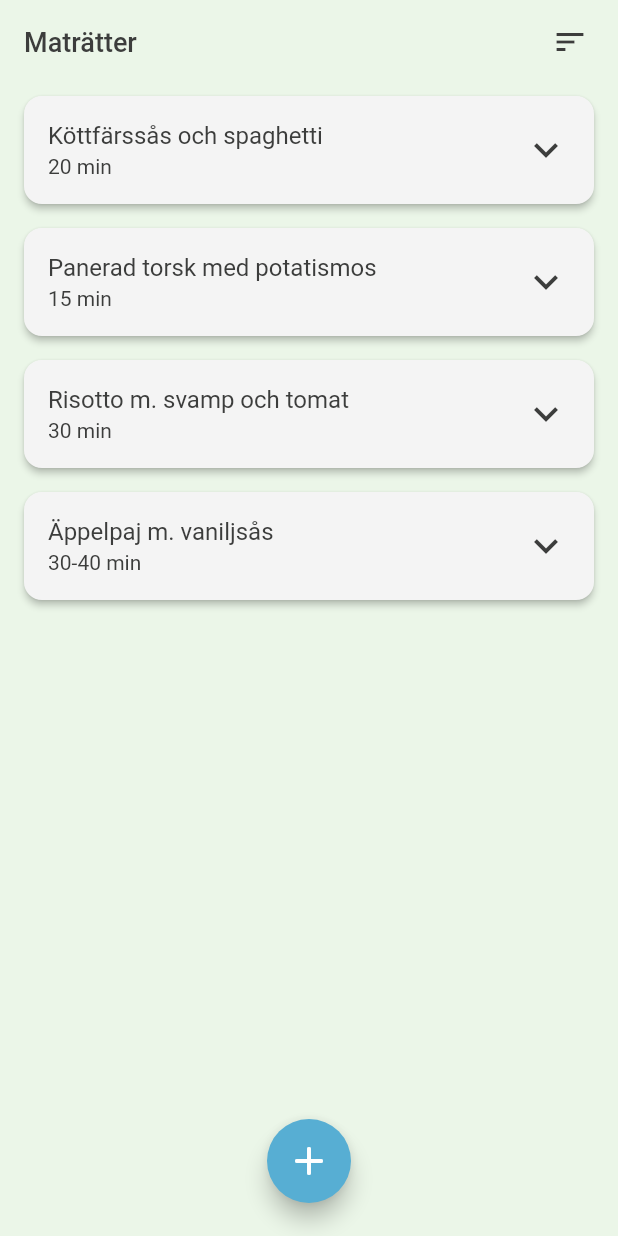
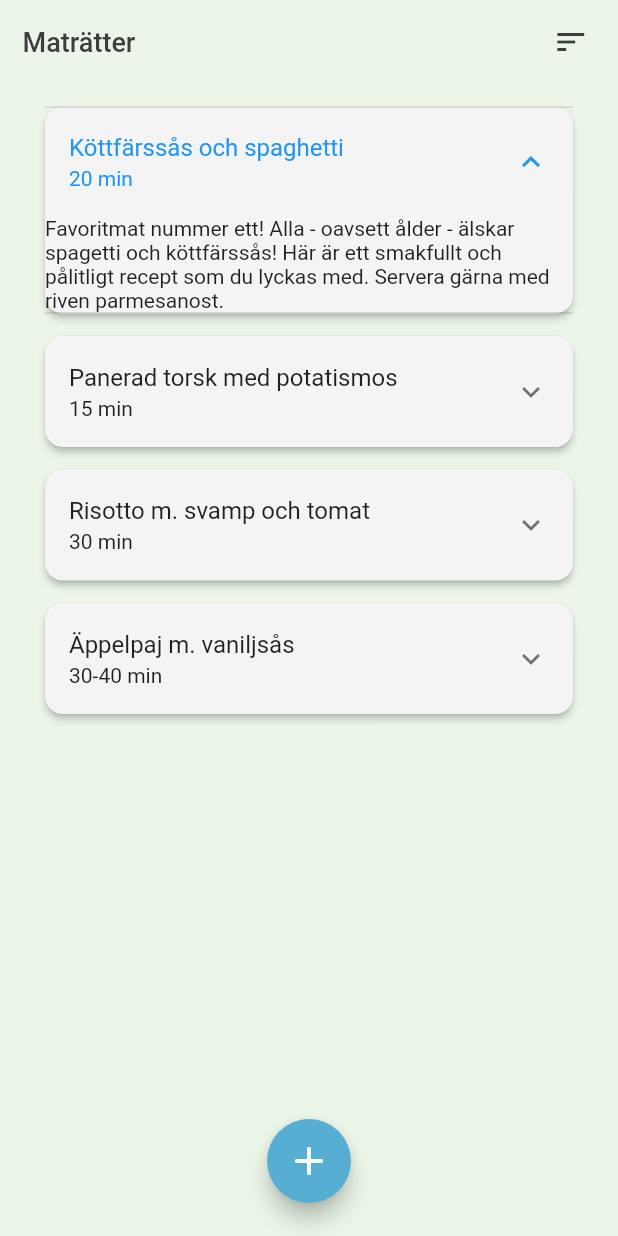
Before and after one commit to gustavAlbrekts0n/matapp, a Flutter app: the screen it shows after launch, after a tap on "Köttfärssås och spaghetti", on a phone screen of 412 x 824 dp. Run offline on Flutter 3.47's test engine with Material 2 defaults, Android fonts, the phone set to English and light mode, and no system bars; our stand-ins replace expandable; Roboto replaces fonts that are missing (Roboto-Bold).

Commit message:
Expandable list tiles etc :) <3

```diff
--- a/lib/pages/home.dart
+++ b/lib/pages/home.dart
@@ -1,5 +1,6 @@
 import 'package:flutter/material.dart';
 import 'package:matapp/services/dish.dart';
+import 'package:expandable/expandable.dart';
 
 class Home extends StatefulWidget {
   const Home({Key? key}) : super(key: key);
@@ -14,13 +15,13 @@ class _HomeState extends State<Home> {
   final colorGray = Color.fromRGBO(60, 61, 60, 1.0);
   final colorBlue = Color.fromRGBO(87, 174, 211, 1.0);
 
-  final cardMargin = 8.0;
+  final cardMargin = 7.5;
 
   List<Dish> dishes = [
-    Dish(name: "Köttfärssås och spaghetti", time: "20 min"),
-    Dish(name: "Panerad torsk med potatismos", time: "15 min"),
-    Dish(name: "Risotto m. svamp och tomat", time: "30 min"),
-    Dish(name: "Äppelpaj m. vaniljsås", time: "30-40 min"),
+    Dish(name: "Köttfärssås och spaghetti", time: "20 min", desc: "Favoritmat nummer ett! Alla - oavsett ålder - älskar spagetti och köttfärssås! Här är ett smakfullt och pålitligt recept som du lyckas med. Servera gärna med riven parmesanost."),
+    Dish(name: "Panerad torsk med potatismos", time: "15 min", desc: "Fisk är både gott och nyttigt! Extra smarrig blir fisken med en god panering och ett krämigt mos till. Servera med kokt broccoli som fortfarande får behålla lite krispighet och lite citron att pressa på toppen."),
+    Dish(name: "Risotto m. svamp och tomat", time: "30 min", desc: "En riktigt krämig risotto med goda smaker av svamp, spenat och tomat. Följ det här receptet och du har alla chanser att lyckas med en perfekt kokt risotto med stor krämighet och det perfekta lilla tuggmotståndet. När du lärt dig grunden är det lätt att variera din risotto med andra smaker."),
+    Dish(name: "Äppelpaj m. vaniljsås", time: "30-40 min", desc: "En klassisk knäckig äppelpaj passar alltid som ett sött avslut på middagen."),
   ];
 
   @override
@@ -50,7 +51,96 @@ class _HomeState extends State<Home> {
           ),
         ],
       ),
-      body: ListView.builder(
+      body: SingleChildScrollView(
+        child: ListTileTheme(
+
+          child: Container(
+            margin: EdgeInsets.fromLTRB(cardMargin * 2, cardMargin, cardMargin * 2, cardMargin),
+            child: ListView.builder(
+              itemCount: dishes.length,
+              scrollDirection: Axis.vertical,
+              shrinkWrap: true,
+              itemBuilder: (context, index) {
+              return Card(
+                color: colorWhite,
+                margin: EdgeInsets.fromLTRB(cardMargin * 2, cardMargin, cardMargin * 2, cardMargin),
+                elevation: 2.0,
+                shape: RoundedRectangleBorder(
+                  borderRadius: BorderRadius.all(Radius.circular(12)),
+                ),
+                child: ExpansionTile(
+                  title: Text(dishes[index].name),
+                  subtitle: Text(dishes[index].time),
+                  children: [Text(dishes[index].desc)],
+                ),
+              );
+            })
+
+            /*
+              child: ExpansionPanelList(
+              children: [
+                ExpansionPanel(
+                  headerBuilder: (BuildContext context, bool isExpanded) {
+                    return ExpansionTile(
+                      children: [
+                        Text("Undertext."),
+                      ],
+                      title: Text(
+                        dishes[0].name,
+                        style: TextStyle(
+                          color: colorGray,
+                          fontFamily: "Roboto",
+                        ),
+                      ),
+                      subtitle: Text(
+                        dishes[0].time,
+                        style: TextStyle(
+                          color: colorGray,
+                          fontFamily: "Roboto-Bold",
+                        ),
+                      ),
+                    );
+                  },
+                  body: Text("Här finns info om maträtten!"),
+                  isExpanded: expanded[0],
+                  canTapOnHeader: true,
+                ),
+                ExpansionPanel(
+                  headerBuilder: (BuildContext context, bool isExpanded) {
+                    return ListTile(
+                      title: Text(
+                        dishes[1].name,
+                        style: TextStyle(
+                          color: colorGray,
+                          fontFamily: "Roboto",
+                        ),
+                      ),
+                      subtitle: Text(
+                        dishes[1].time,
+                        style: TextStyle(
+                          color: colorGray,
+                          fontFamily: "Roboto-Bold",
+                        ),
+                      ),
+                    );
+                  },
+                  body: Text("Här finns info om maträtten!"),
+                  isExpanded: expanded[1],
+                  canTapOnHeader: true,
+                ),
+              ],
+              expansionCallback: (int i, bool isExpanded) {
+                setState(() {
+                  expanded[i] = !isExpanded;
+                });
+              }
+            ),
+            */
+          ),
+        ),
+      ),
+      /*
+      ListView.builder(
         itemCount: dishes.length,
         itemBuilder: (context, index) {
         return Card(
@@ -85,7 +175,7 @@ class _HomeState extends State<Home> {
             ),
           ),
         );
-      }),
+      }),*/
       bottomNavigationBar: BottomAppBar(
         color: Colors.transparent,
         elevation: 0.0,
--- a/lib/services/dish.dart
+++ b/lib/services/dish.dart
@@ -4,7 +4,8 @@ class Dish {
 
   String name; // Namn på maträtt
   String time; // Tillagningstid
+  String desc; // Beskrivning. Visas när panelen är öppen
 
-  Dish({required this.name, required this.time});
+  Dish({required this.name, required this.time, required this.desc});
 
 }
--- a/pubspec.yaml
+++ b/pubspec.yaml
@@ -34,6 +34,9 @@ dependencies:
   # The following adds the Cupertino Icons font to your application.
   # Use with the CupertinoIcons class for iOS style icons.
   cupertino_icons: ^1.0.2
+
+  # expandable panel
+  expandable: ^5.0.1
 
 dev_dependencies:
   flutter_test:
```
Also changed, not shown: pubspec.lock.
